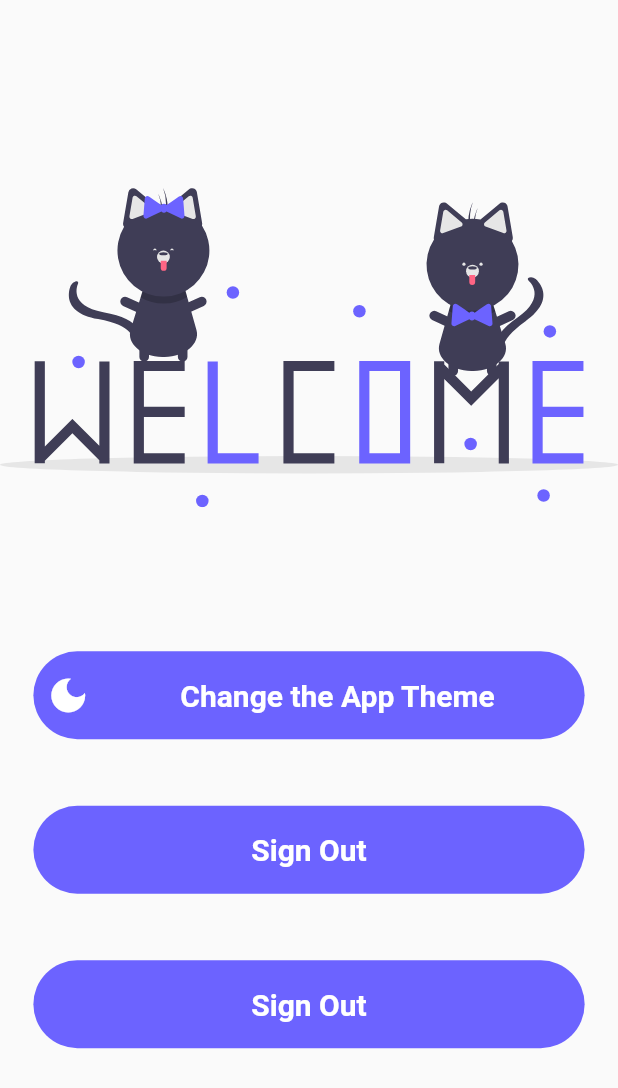
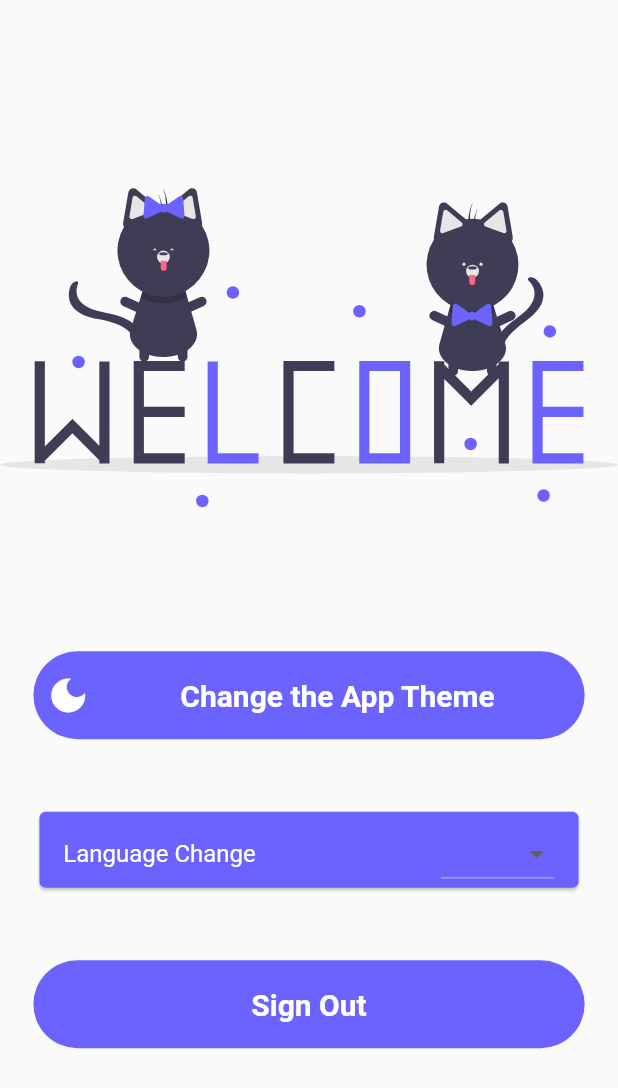
Before and after one commit to furkanagess/auth_pages_with_firebase, a Flutter app: the screen it shows after launch, after a tap on "Skip", on a phone screen of 412 x 824 dp. Shown: the top 1088 px of the screen. Run offline on Flutter 3.47's test engine with Material 2 defaults, Android fonts, the phone set to English and light mode, and no system bars; our stand-ins replace auto_size_text, easy_localization, firebase_auth, firebase_core, flutter_mobx, flutter_svg and 3 more; accounts and stored records are empty; generated files the repository leaves out were written again.

Commit message:
localization added

```diff
--- a/assets/lang/en-US.json
+++ b/assets/lang/en-US.json
@@ -41,6 +41,8 @@
     },
     "signOut":"Sign Out",
     "changeTheme" :"Change the App Theme",
+    "changeLanguage":"Language Change",
+    "turkish":"Türkçe",
 
     "valid":{
         "password":"Enter a valid password.",
--- a/lib/main.dart
+++ b/lib/main.dart
@@ -37,7 +37,7 @@ class MyApp extends StatelessWidget {
     return MaterialApp(
       debugShowCheckedModeBanner: false,
       localizationsDelegates: context.localizationDelegates, // Localization
-      locale: LanguageManager.instance.enLocale,
+      locale: context.locale,
       supportedLocales: LanguageManager.instance.supportedLocales,
       onGenerateRoute: NavigationRoute.instance.generateRoute,
       navigatorKey: NavigationService.instance.navigatorKey,
--- a/lib/view/home/view/home_view.dart
+++ b/lib/view/home/view/home_view.dart
@@ -1,6 +1,8 @@
 // ignore_for_file: sort_child_properties_last
 
+import 'package:easy_localization/easy_localization.dart';
 import 'package:flutter/material.dart';
+import 'package:flutter_auth/core/init/lang/language_manager.dart';
 import 'package:flutter_svg/flutter_svg.dart';
 import 'package:provider/provider.dart';
 
@@ -44,11 +46,11 @@ class HomeView extends StatelessWidget {
             ),
             Expanded(
               flex: 2,
-              child: chaneThemeButton(context, viewModel),
+              child: changeThemeButton(context, viewModel),
             ),
             Expanded(
               flex: 2,
-              child: signOutButton(context, viewModel),
+              child: changeLanguageDropdown(context, viewModel),
             ),
             Expanded(
               flex: 2,
@@ -90,7 +92,7 @@ Padding signOutButton(BuildContext context, HomeViewModel viewModel) {
   );
 }
 
-Padding chaneThemeButton(BuildContext context, HomeViewModel viewModel) {
+Padding changeThemeButton(BuildContext context, HomeViewModel viewModel) {
   return Padding(
     padding: context.paddingNormal,
     child: ElevatedButton.icon(
@@ -120,4 +122,34 @@ Padding chaneThemeButton(BuildContext context, HomeViewModel viewModel) {
   );
 }
 
+Padding changeLanguageDropdown(BuildContext context, HomeViewModel viewModel) {
+  return Padding(
+    padding: context.paddingNormal,
+    child: Card(
+      color: context.colors.onSecondary,
+      child: ListTile(
+        title: Text(LocaleKeys.changeLanguage.locale),
+        textColor: context.colors.background,
+        trailing: DropdownButton<Locale>(
+          items: [
+            DropdownMenuItem(
+              child: Text("Türkçe"),
+              value: LanguageManager.instance.trLocale,
+            ),
+            DropdownMenuItem(
+              child: Text("English"),
+              value: LanguageManager.instance.enLocale,
+            ),
+          ],
+          onChanged: (value) {
+            if (value != null) {
+              context.setLocale(value);
+            }
+          },
+        ),
+      ),
+    ),
+  );
+}
+
 SvgPicture buildSVG() => SvgPicture.asset(SVGConstants.instance.welcomeCat);
```
Also changed, not shown: assets/lang/tr-TR.json (added, +52 -0 lines), assets/lang/tr-TR..json (deleted), lib/core/init/lang/locale_keys.g.dart.
